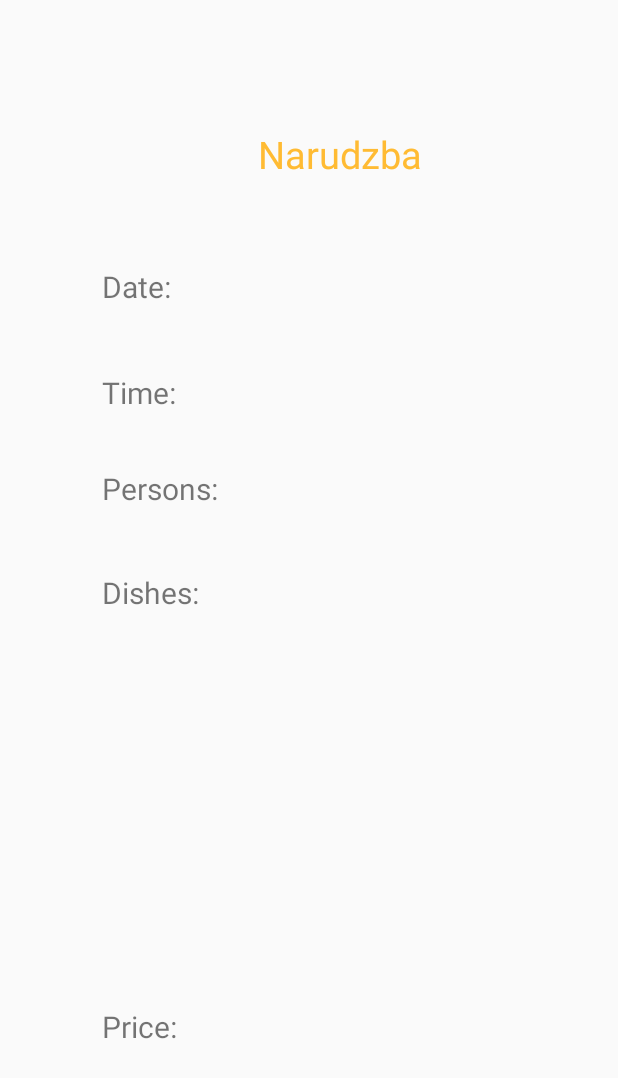
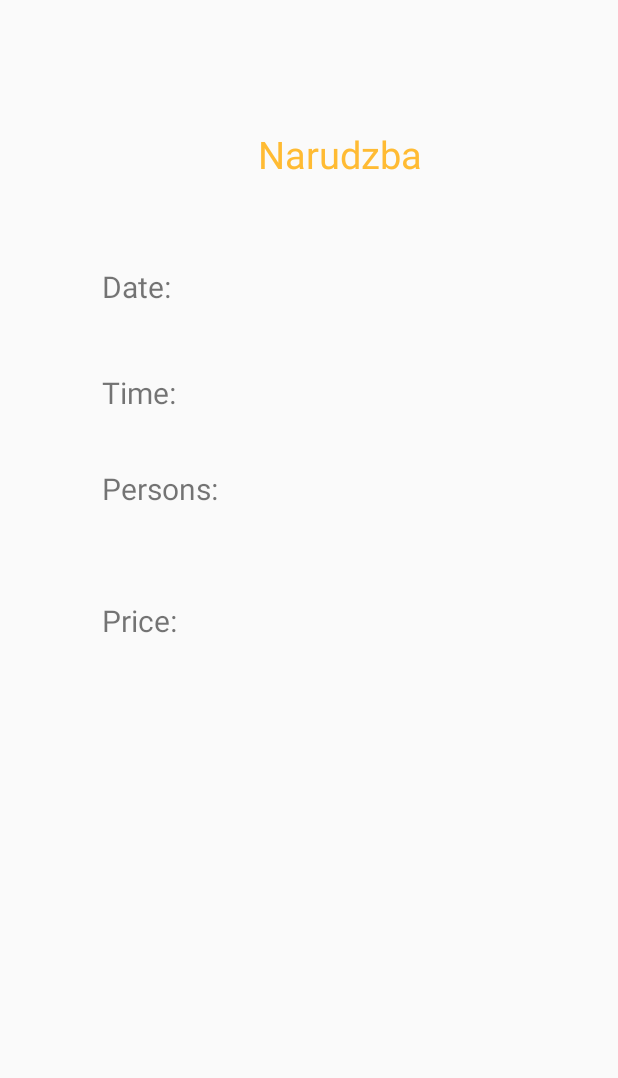
Before and after one commit to AIR-FOI-HR/AIR1925, an Android app: the OrderFinal screen opened directly, with no data from a screen before it, on a phone screen of 412 x 824 dp. Shown: the top 1078 px of the screen. Run offline under Robolectric (Android 15) with nearby library versions, the phone set to English and light mode, and no system bars; our stand-ins replace Firebase (no records; nobody signed in at launch, a user with empty details on screens opened directly).

Commit message:
Dorade na narucivanju hrane.

```diff
--- a/app/src/main/java/foi/air/rse/Controllers/guest/auth/LogInActivity.java
+++ b/app/src/main/java/foi/air/rse/Controllers/guest/auth/LogInActivity.java
@@ -53,13 +53,13 @@ public class LogInActivity extends AppCompatActivity {
 
                 if(email.isEmpty() || password.isEmpty()) {
                     showMessage("Please Verify All Field");
-                    signIn("test@gmail.con", "1234567");
+                    //signIn("test@gmail.con", "1234567");
                     //signIn("sveto@gmail.com", "1234567");
                 }
                 else
                 {
-                    //signIn(email, password);
-                    signIn("test@gmail.con", "1234567");
+                    signIn(email, password);
+                    //signIn("test@gmail.con", "1234567");
                     //signIn("sveto@gmail.com", "1234567");
 
                 }
--- a/core/src/main/java/com/example/core/OrderFinal.java
+++ b/core/src/main/java/com/example/core/OrderFinal.java
@@ -32,7 +32,6 @@ public class OrderFinal extends AppCompatActivity {
         dateValue = findViewById(R.id.dateValue);
         timeValue = findViewById(R.id.timeValue);
         personsValue = findViewById(R.id.personsValue);
-        dishesValue = findViewById(R.id.dishesValue);
         priceValue = findViewById(R.id.priceValue);
         databaseReferenceOrder = FirebaseDatabase.getInstance().getReference().child("Order");
 
@@ -105,15 +104,6 @@ public class OrderFinal extends AppCompatActivity {
                     public void onCancelled(DatabaseError databaseError) {
                     }
                 });
-        populateDishes();
     }
 
-    public void populateDishes(){
-        String dishes="";
-        //Toast.makeText(getApplicationContext(), Integer.toString(listDishId.size()), Toast.LENGTH_LONG).show();
-        for(int i=0; i<listDishName.size(); i++){
-            Toast.makeText(getApplicationContext(), "ima", Toast.LENGTH_LONG).show();
-        }
-        dishesValue.setText(dishes);
-    }
 }
--- a/core/src/main/res/layout/activity_order_final.xml
+++ b/core/src/main/res/layout/activity_order_final.xml
@@ -64,20 +64,6 @@
         app:layout_constraintVertical_bias="0.465" />
 
     <TextView
-        android:id="@+id/dishes"
-        android:layout_width="88dp"
-        android:layout_height="41dp"
-        android:layout_marginBottom="112dp"
-        android:text="Dishes: "
-        android:textSize="20dp"
-        app:layout_constraintBottom_toBottomOf="parent"
-        app:layout_constraintEnd_toEndOf="parent"
-        app:layout_constraintHorizontal_bias="0.21"
-        app:layout_constraintStart_toStartOf="parent"
-        app:layout_constraintTop_toTopOf="parent"
-        app:layout_constraintVertical_bias="0.569" />
-
-    <TextView
         android:id="@+id/price"
         android:layout_width="88dp"
         android:layout_height="41dp"
@@ -89,7 +75,7 @@
         app:layout_constraintHorizontal_bias="0.21"
         app:layout_constraintStart_toStartOf="parent"
         app:layout_constraintTop_toTopOf="parent"
-        app:layout_constraintVertical_bias="1.0" />
+        app:layout_constraintVertical_bias="0.596" />
 
     <TextView
         android:id="@+id/dateValue"
@@ -135,20 +121,9 @@
         android:textSize="20dp"
         app:layout_constraintBottom_toBottomOf="parent"
         app:layout_constraintEnd_toEndOf="parent"
-        app:layout_constraintHorizontal_bias="0.676"
+        app:layout_constraintHorizontal_bias="0.692"
         app:layout_constraintStart_toStartOf="parent"
         app:layout_constraintTop_toTopOf="parent"
-        app:layout_constraintVertical_bias="0.834" />
+        app:layout_constraintVertical_bias="0.497" />
 
-    <TextView
-        android:id="@+id/dishesValue"
-        android:layout_width="172dp"
-        android:layout_height="231dp"
-        android:textSize="18dp"
-        app:layout_constraintBottom_toBottomOf="parent"
-        app:layout_constraintEnd_toEndOf="parent"
-        app:layout_constraintHorizontal_bias="0.69"
-        app:layout_constraintStart_toStartOf="parent"
-        app:layout_constraintTop_toTopOf="parent"
-        app:layout_constraintVertical_bias="0.672" />
 </androidx.constraintlayout.widget.ConstraintLayout>
--- a/qrscanning/src/main/java/com/example/qrscanning/QrScanningFragment.java
+++ b/qrscanning/src/main/java/com/example/qrscanning/QrScanningFragment.java
@@ -140,7 +140,7 @@ public class QrScanningFragment extends Fragment implements NavigationItem {
                 .addListenerForSingleValueEvent(new ValueEventListener() {
                     @Override
                     public void onDataChange(DataSnapshot dataSnapshot) {
-                        price=0;
+                        //price=0;
                         for (DataSnapshot snapshot : dataSnapshot.getChildren()) {
                             Dish dish = snapshot.getValue(Dish.class);
                             for(int i=0; i<orderDetailsList.size(); i++){
```
